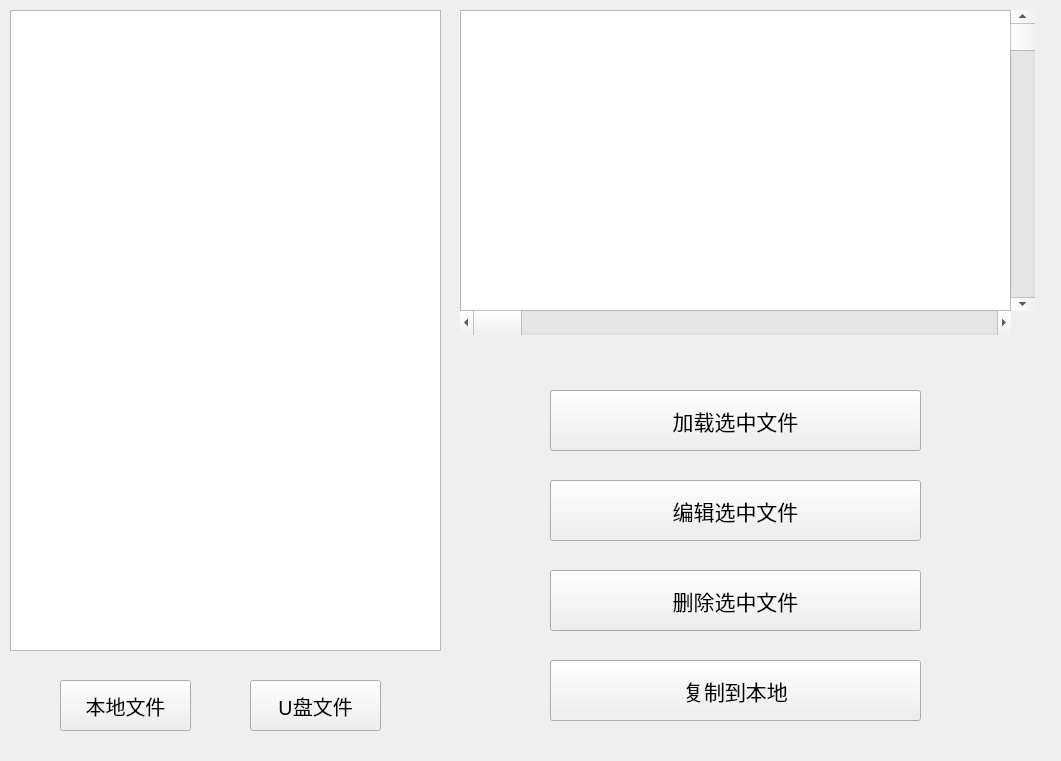
The window that HighResolutionPrinter/filemanagechild.ui (dxphmj/TwoCharPrinter) describes before a commit, drawn with Qt 5.
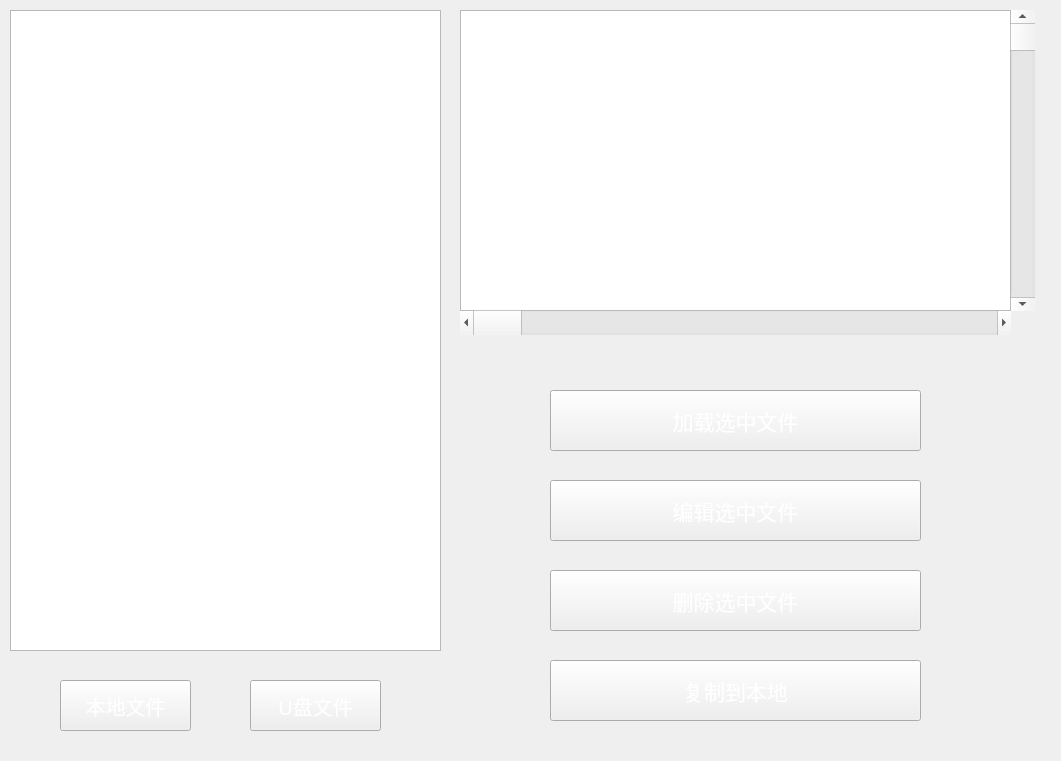
The same window after the commit.

What changed in the file:
```diff
--- a/HighResolutionPrinter/filemanagechild.ui
+++ b/HighResolutionPrinter/filemanagechild.ui
@@ -38,6 +38,9 @@
      <pointsize>15</pointsize>
     </font>
    </property>
+   <property name="styleSheet">
+    <string notr="true">color: rgb(255, 255, 255);</string>
+   </property>
    <property name="text">
     <string>本地文件</string>
    </property>
@@ -57,6 +60,9 @@
      <pointsize>15</pointsize>
     </font>
    </property>
+   <property name="styleSheet">
+    <string notr="true">color: rgb(255, 255, 255);</string>
+   </property>
    <property name="text">
     <string>U盘文件</string>
    </property>
@@ -112,6 +118,9 @@
      <pointsize>16</pointsize>
     </font>
    </property>
+   <property name="styleSheet">
+    <string notr="true">color: rgb(255, 255, 255);</string>
+   </property>
    <property name="text">
     <string>加载选中文件</string>
    </property>
@@ -131,6 +140,9 @@
      <pointsize>16</pointsize>
     </font>
    </property>
+   <property name="styleSheet">
+    <string notr="true">color: rgb(255, 255, 255);</string>
+   </property>
    <property name="text">
     <string>编辑选中文件</string>
    </property>
@@ -150,6 +162,9 @@
      <pointsize>16</pointsize>
     </font>
    </property>
+   <property name="styleSheet">
+    <string notr="true">color: rgb(255, 255, 255);</string>
+   </property>
    <property name="text">
     <string>删除选中文件</string>
    </property>
@@ -169,6 +184,9 @@
      <pointsize>16</pointsize>
     </font>
    </property>
+   <property name="styleSheet">
+    <string notr="true">color: rgb(255, 255, 255);</string>
+   </property>
    <property name="text">
     <string>复制到本地</string>
    </property>
```
